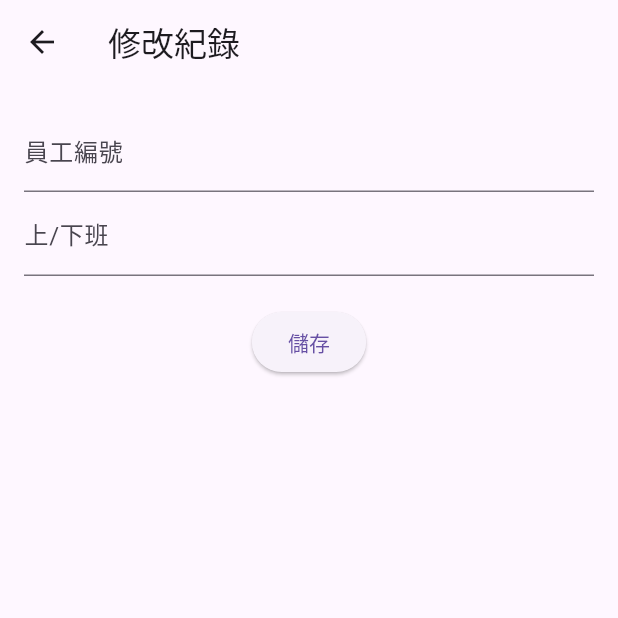
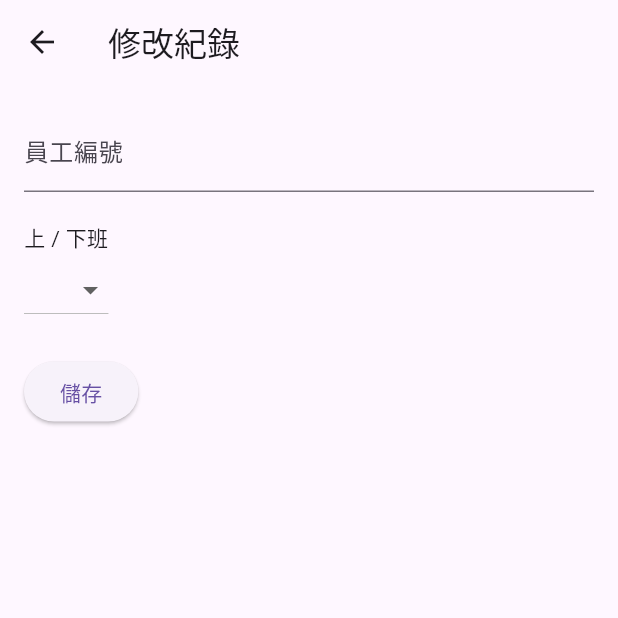
Before and after one commit to chengcheng3523/FlutterNewAPP, a Flutter app: the EditRecord screen opened directly with empty values, on a phone screen of 412 x 824 dp, the top half of it. Run offline on Flutter 3.47's test engine with Material 3 defaults, Android fonts, the phone set to English and light mode, and no system bars; our stand-ins replace sqflite; accounts and stored records are empty.

Commit message:
將輸入框改成下拉選單

```diff
--- a/lib/screens/admin/edit_record.dart
+++ b/lib/screens/admin/edit_record.dart
@@ -14,20 +14,23 @@ class EditRecord extends StatefulWidget {
 
 class _EditRecordState extends State<EditRecord> {
   late TextEditingController _idController;
-  late TextEditingController _typeController;
+  late String _workType; // 用 DropdownButton 取代 TextField
+  // late TextEditingController _typeController;
 
   @override
   void initState() {
     // 初始化輸入框
     super.initState();
     _idController = TextEditingController(text: widget.record.employeeId);
-    _typeController = TextEditingController(text: widget.record.type);
+    _workType = widget.record.type; // 預設值 = 原本紀錄
+    // _typeController = TextEditingController(text: widget.record.type);
   }
 
   void _save() async {
     // 儲存修改內容
     widget.record.employeeId = _idController.text.trim();
-    widget.record.type = _typeController.text.trim();
+    widget.record.type = _workType;
+    // widget.record.type = _typeController.text.trim();
     await SqliteService.updateRecord(widget.record);
     Navigator.pop(context);
   }
@@ -39,14 +42,24 @@ class _EditRecordState extends State<EditRecord> {
       body: Padding(
         padding: EdgeInsets.all(16),
         child: Column(
+          crossAxisAlignment: CrossAxisAlignment.start,
           children: [
             TextField(
               controller: _idController,
               decoration: InputDecoration(labelText: '員工編號'),
             ),
-            TextField(
-              controller: _typeController,
-              decoration: InputDecoration(labelText: '上/下班'),
+            SizedBox(height: 20),
+            Text('上 / 下班'),
+            DropdownButton<String>(
+              value: _workType,
+              items: ['上班', '下班'].map((value) {
+                return DropdownMenuItem(value: value, child: Text(value));
+              }).toList(),
+              onChanged: (value) {
+                setState(() {
+                  _workType = value!;
+                });
+              },
             ),
             SizedBox(height: 20),
             ElevatedButton(onPressed: _save, child: Text('儲存')),
```
Also changed, not shown: 1 other file.
